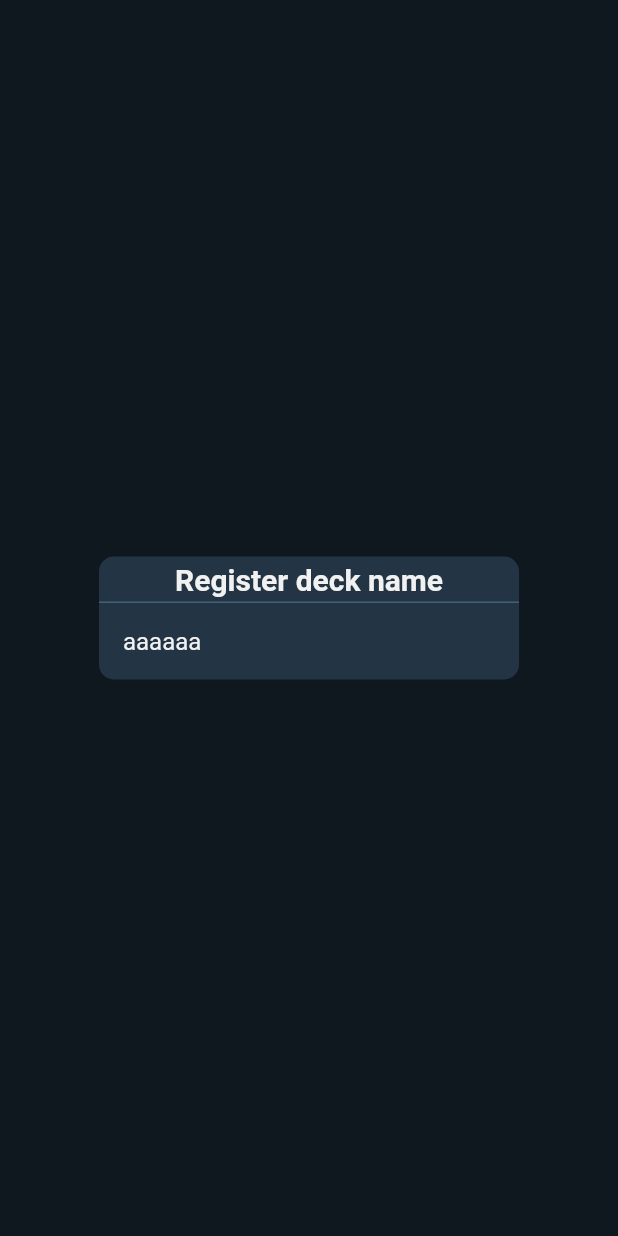
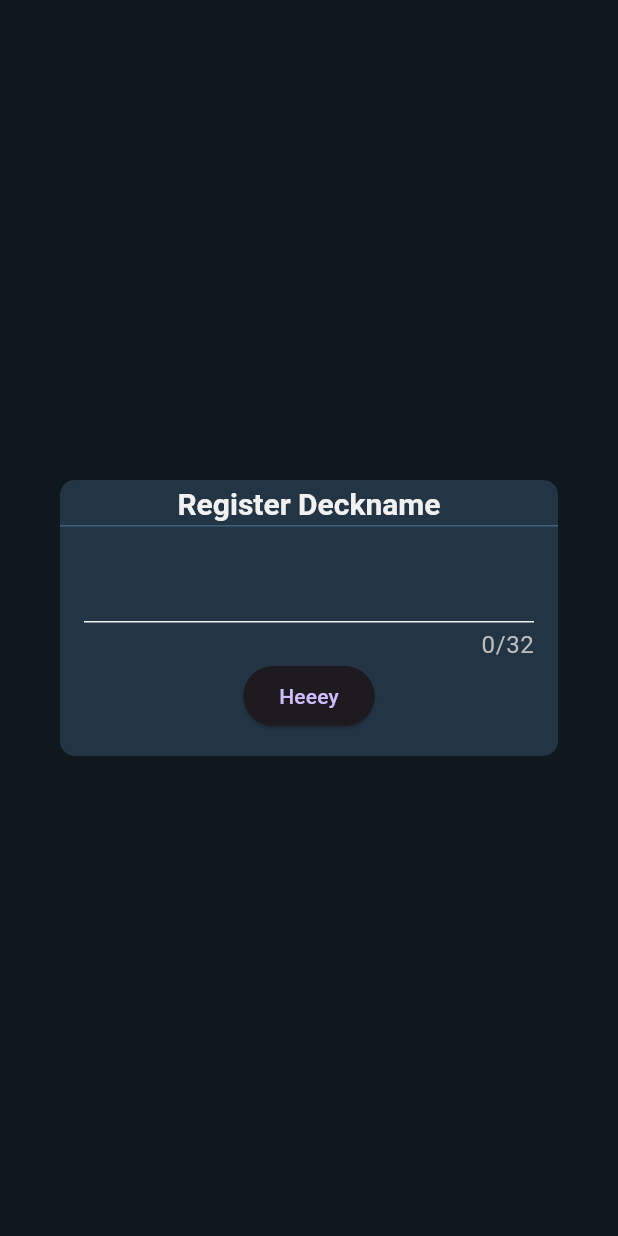
Before and after one commit to jepapt2/turn1checker, a Flutter app: what showDeckAddDialog() shows on an empty page, opened directly, on a phone screen of 412 x 824 dp. Run offline on Flutter 3.47's test engine with Material 2 defaults, Android fonts, the phone set to English and light mode, and no system bars; drawn by our look-alikes of flutter_form_builder; our stand-ins replace drift, form_builder_validators, go_router; accounts and stored records are empty; generated files the repository leaves out were written again.

Commit message:
primary_text_field

```diff
--- a/lib/components/ui/primary_simple_dialog.dart
+++ b/lib/components/ui/primary_simple_dialog.dart
@@ -11,6 +11,8 @@ class PrimarySimpleModal extends StatelessWidget {
 
   @override
   Widget build(BuildContext context) {
+    final double screenWidth = MediaQuery.of(context).size.width;
+    final double dialogWidth = screenWidth * 0.8;
     return SimpleDialog(
       titlePadding: const EdgeInsets.symmetric(vertical: 4, horizontal: 16),
       contentPadding: const EdgeInsets.all(0),
@@ -23,7 +25,7 @@ class PrimarySimpleModal extends StatelessWidget {
         Padding(
             padding:
                 const EdgeInsets.symmetric(horizontal: 16.0, vertical: 16.0),
-            child: child),
+            child: SizedBox(width: dialogWidth, child: child)),
       ],
     );
   }
--- a/lib/l10n/app_en.arb
+++ b/lib/l10n/app_en.arb
@@ -1,6 +1,10 @@
 {
   "@@locale": "en",
   "deckList": "DeckList",
-  "registerDeckName": "Register deck name",
+  "deckName": "Deckname",
+  "registerDeckName": "Register Deckname",
+  "deckNameRequiredError": "Please enter a deck name.",
+  "deckNameMinLengthError": "Deck name must be at least {minLength} characters.",
+  "deckNameMaxLengthError": "Deck name must be {maxLength} characters or less.",
   "hello": "Heeey"
 }
--- a/lib/l10n/app_ja.arb
+++ b/lib/l10n/app_ja.arb
@@ -1,6 +1,10 @@
 {
   "@@locale": "ja",
   "deckList": "デッキリスト",
+  "deckName": "デッキ名",
   "registerDeckName": "デッキ名の登録",
+  "deckNameRequiredError": "デッキ名を入力してください",
+  "deckNameMinLengthError": "デッキ名は{minLength}文字以上で入力してください",
+  "deckNameMaxLengthError": "デッキ名は{maxLength}文字以内で入力してください",
   "hello": "こんちゃ"
 }
--- a/lib/screens/home_screen.dart
+++ b/lib/screens/home_screen.dart
@@ -1,6 +1,9 @@
 import 'package:flutter/material.dart';
+import 'package:flutter_form_builder/flutter_form_builder.dart';
 import 'package:flutter_gen/gen_l10n/app_localizations.dart';
+import 'package:form_builder_validators/form_builder_validators.dart';
 import 'package:turn1checker/components/ui/primary_floating_action_button.dart';
+import 'package:turn1checker/components/ui/primary_text_field.dart';
 
 import '../components/ui/primary_simple_dialog.dart';
 
@@ -29,9 +32,35 @@ showDeckAddDialog(BuildContext context) {
   showDialog(
     context: context,
     builder: (BuildContext dialogContext) {
+      final formKey = GlobalKey<FormBuilderState>();
       return PrimarySimpleModal(
         title: Text(appLocalizations.registerDeckName),
-        child: Text('aaaaaa'),
+        child: Column(
+          children: [
+            FormBuilder(
+              key: formKey,
+              child: PrimaryTextField(
+                  name: 'deckName',
+                  maxLength: 32,
+                  validator: FormBuilderValidators.compose([
+                    FormBuilderValidators.required(
+                        errorText: appLocalizations.deckNameRequiredError),
+                    FormBuilderValidators.minLength(1,
+                        errorText: appLocalizations.deckNameMinLengthError(1)),
+                    FormBuilderValidators.maxLength(32,
+                        errorText: appLocalizations.deckNameMaxLengthError(32)),
+                  ])),
+            ),
+            ElevatedButton(
+                onPressed: () {
+                  if (formKey.currentState!.saveAndValidate()) {
+                    Navigator.pop(context);
+                    print(formKey.currentState!.value);
+                  }
+                },
+                child: Text(appLocalizations.hello))
+          ],
+        ),
       );
     },
   );
--- a/lib/theme/color.dart
+++ b/lib/theme/color.dart
@@ -8,6 +8,7 @@ class ColorTheme {
   static const Color quaternary = Color(0xFFDFDF93);
   static const Color background = Color(0xFF233544);
   static const Color white = Color(0xFFF1F1F1);
+  static const Color lightGray = Color(0xFFBDBDBD);
   static const Color black = Color(0xFF1C1C1C);
   static const Color primaryGradientStart = Color(0xFF5BA892);
   static const Color primaryGradientEnd = Color(0xFF343F5A);
--- a/lib/theme/theme.dart
+++ b/lib/theme/theme.dart
@@ -20,5 +20,26 @@ final ThemeData themedata = ThemeData(
       contentTextStyle: TextStyle(fontSize: 16.0, color: ColorTheme.white),
       shape: RoundedRectangleBorder(
           borderRadius: BorderRadius.all(Radius.circular(10)))),
+  inputDecorationTheme: const InputDecorationTheme(
+    border: UnderlineInputBorder(
+      borderSide: BorderSide(color: ColorTheme.white),
+    ),
+    enabledBorder: UnderlineInputBorder(
+      borderSide: BorderSide(color: ColorTheme.white),
+    ),
+    focusedBorder: UnderlineInputBorder(
+      borderSide: BorderSide(color: ColorTheme.white),
+    ),
+    errorBorder: UnderlineInputBorder(
+      borderSide: BorderSide(color: ColorTheme.quaternary),
+    ),
+    focusedErrorBorder: UnderlineInputBorder(
+      borderSide: BorderSide(color: ColorTheme.quaternary),
+    ),
+    errorStyle: TextStyle(color: ColorTheme.quaternary, fontSize: 16.0),
+    counterStyle: TextStyle(color: ColorTheme.lightGray, fontSize: 16.0),
+    labelStyle: TextStyle(color: ColorTheme.lightGray, fontSize: 16.0),
+    floatingLabelStyle: TextStyle(color: ColorTheme.lightGray, fontSize: 16.0),
+  ),
   scaffoldBackgroundColor: ColorTheme.background,
 );
--- a/pubspec.yaml
+++ b/pubspec.yaml
@@ -42,6 +42,8 @@ dependencies:
   path: ^1.8.2
   path_provider: ^2.0.14
   sqlite3_flutter_libs: ^0.5.13
+  flutter_form_builder: ^7.7.0
+  form_builder_validators: ^8.5.0
 
 dev_dependencies:
   flutter_test:
```
Also changed, not shown: lib/components/ui/primary_text_field.dart (added, +26 -0 lines), pubspec.lock, 3 other files.
